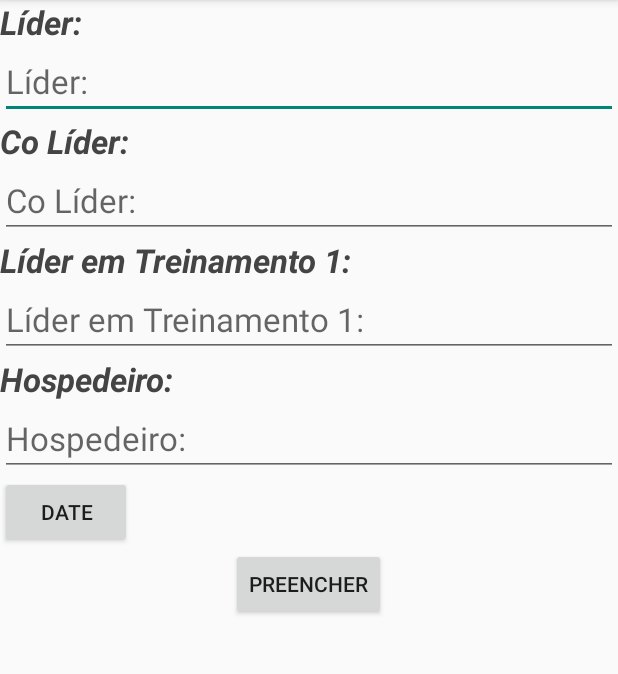
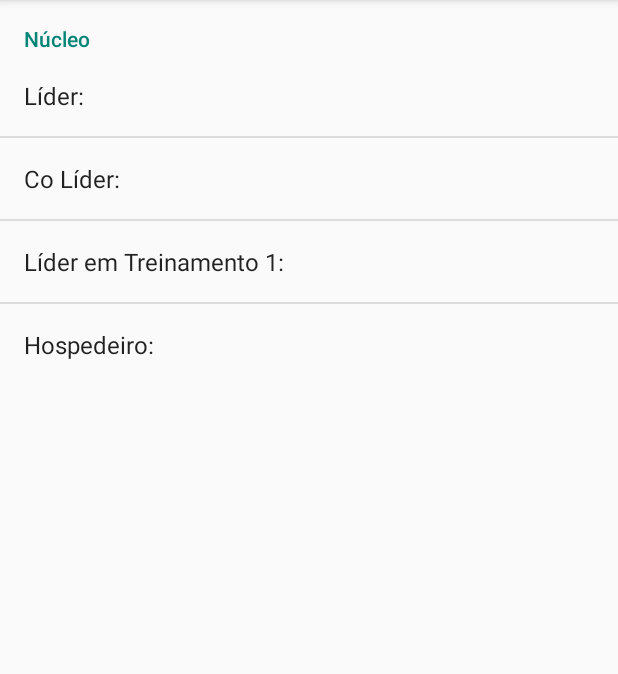
Before and after one commit to andrentaz/secret-octo-batman, an Android app: the screen it shows after launch (MainActivity), on a phone screen of 412 x 824 dp, the part 84-758 px from its top. Run offline under Robolectric (Android 15) with nearby library versions, the phone set to English and light mode, and no system bars.

Commit message:
> Date Picker ainda nao funcional; > Settings Screen configurada, porem nao funcional ainda;
Antes de prosseguir com a logica de tratamento por tras, tentar fazer ambas funcionarem de maneira ideal.

```diff
--- a/app/src/main/java/com/myco/lcreporter/MainActivity.java
+++ b/app/src/main/java/com/myco/lcreporter/MainActivity.java
@@ -1,9 +1,12 @@
 package com.myco.lcreporter;
 
+import android.content.Intent;
 import android.support.v7.app.ActionBarActivity;
+import android.app.DialogFragment;
 import android.os.Bundle;
 import android.view.Menu;
 import android.view.MenuItem;
+import android.view.View;
 
 
 public class MainActivity extends ActionBarActivity {
@@ -11,7 +14,10 @@ public class MainActivity extends ActionBarActivity {
     @Override
     protected void onCreate(Bundle savedInstanceState) {
         super.onCreate(savedInstanceState);
-        setContentView(R.layout.activity_main);
+        //setContentView(R.layout.activity_main);
+
+        getFragmentManager().beginTransaction().replace(android.R.id.content,
+                new SettingsFragment()).commit();
     }
 
 
@@ -31,9 +37,14 @@ public class MainActivity extends ActionBarActivity {
 
         //noinspection SimplifiableIfStatement
         if (id == R.id.action_settings) {
-            return true;
+
         }
 
         return super.onOptionsItemSelected(item);
     }
+
+    /*public void showDatePickerDialog(View view) {
+        DialogFragment newFragment = new DatePickerFragment();
+        newFragment.show(getSupportFragmentManager(), "datePicker");
+    }*/
 }
--- /dev/null
+++ b/app/src/main/java/com/myco/lcreporter/SettingsFragment.java
@@ -0,0 +1,17 @@
+package com.myco.lcreporter;
+
+import android.os.Bundle;
+import android.preference.PreferenceFragment;
+
+/**
+ * Created by andre on 1/30/15.
+ */
+public class SettingsFragment extends PreferenceFragment {
+    @Override
+    public void onCreate(Bundle savedInstance) {
+        super.onCreate(savedInstance);
+
+        // Load the preferences from an XML resources
+        addPreferencesFromResource(R.xml.preferences);
+    }
+}
--- a/app/src/main/res/layout/activity_main.xml
+++ b/app/src/main/res/layout/activity_main.xml
@@ -89,8 +89,7 @@
         android:layout_height="wrap_content"
         android:layout_gravity="clip_horizontal"
         android:text="DATE"
-        android:id="@+id/button_setDate"
-        android:onClick="showDatePickerDialog" />
+        android:id="@+id/button_setDate" />
 
     <Button
         android:layout_width="wrap_content"
--- a/app/src/main/res/values/strings.xml
+++ b/app/src/main/res/values/strings.xml
@@ -14,4 +14,17 @@
     <!-- Button Strings -->
     <string name="button_fill">Preencher</string>
 
+    <!-- Preferences -->
+    <string name="pref_liderName">Nome do Lider</string>
+    <string name="pref_coliderName">Nome do Co Líder</string>
+    <string name="pref_lt1Name">Nome do Lider em Treinamento</string>
+    <string name="pref_hostName">Nome do Hospedeiro</string>
+    <string name="pref_team">Nome da Equipe</string>
+    <string name="pref_group">Nome da Rede</string>
+
+    <!-- Preferences Lideranca Category -->
+    <string name="pcat_lideranca">Liderança</string>
+    <string name="pcat_nucleo">Núcleo</string>
+
+
 </resources>
--- /dev/null
+++ b/app/src/main/res/xml/preferences.xml
@@ -0,0 +1,39 @@
+<?xml version="1.0" encoding="utf-8"?>
+<PreferenceScreen xmlns:android="http://schemas.android.com/apk/res/android">
+
+    <PreferenceCategory
+        android:title="@string/pcat_nucleo"
+        android:key="pref_cat_lideranca"
+        >
+        <EditTextPreference
+            android:title="@string/text_lider"
+            android:key="pref_lider"
+            android:defaultValue="@string/pref_liderName"
+            />
+
+        <EditTextPreference
+            android:title="@string/text_colider"
+            android:key="pref_colider"
+            android:defaultValue="@string/pref_coliderName"
+            />
+
+        <EditTextPreference
+            android:title="@string/text_lt1"
+            android:key="pref_lt1"
+            android:defaultValue="@string/pref_lt1Name"
+            />
+
+        <EditTextPreference
+            android:title="@string/text_host"
+            android:key="pref_host"
+            android:defaultValue="@string/pref_hostName"
+            />
+
+    </PreferenceCategory>
+
+
+    <PreferenceCategory>
+
+    </PreferenceCategory>
+
+</PreferenceScreen>
```
